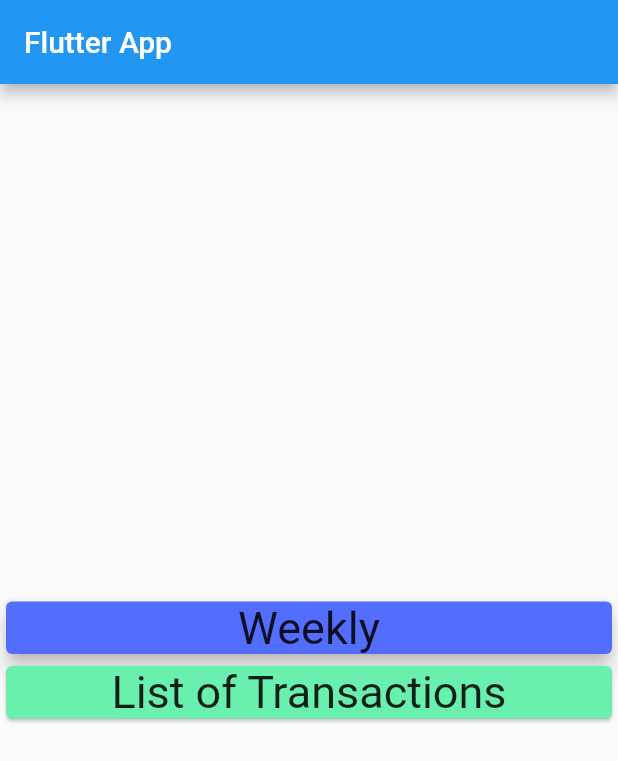
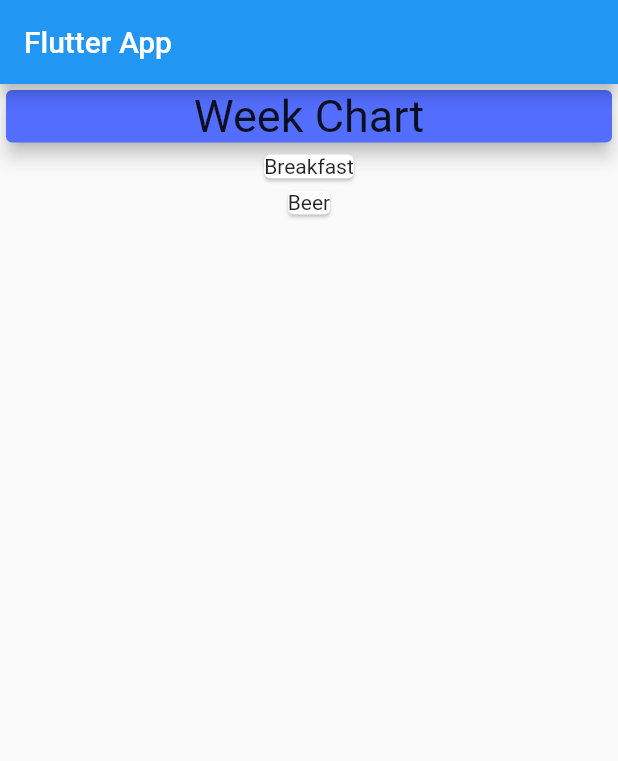
Before and after one commit to RushiNaikwadi/XPenses, a Flutter app: the screen it shows after launch, on a phone screen of 412 x 824 dp. Shown: the top 761 px of the screen. Run offline on Flutter 3.47's test engine with Material 2 defaults, Android fonts, the phone set to English and light mode, and no system bars.

```diff
--- a/lib/main.dart
+++ b/lib/main.dart
@@ -1,4 +1,6 @@
 import 'package:flutter/material.dart';
+
+import './transactionClass.dart';
 
 void main() => runApp(MyApp());
 
@@ -13,6 +15,22 @@ class MyApp extends StatelessWidget {
 }
 
 class MyHomePage extends StatelessWidget {
+  final List<txnClass> txnList = [
+    txnClass(
+      txnId: 'xZMEHDF',
+      txnTitle: 'Breakfast',
+      txnAmount: 25,
+      txnDate: DateTime.now()
+    ),
+    txnClass(
+        txnId: 'xYRHGDB',
+        txnTitle: 'Beer',
+        txnAmount: 200,
+        txnDate: DateTime.now()
+    )
+  ];
+
+
   @override
   Widget build(BuildContext context) {
     return Scaffold(
@@ -20,25 +38,24 @@ class MyHomePage extends StatelessWidget {
           title: Text('Flutter App'),
         ),
         body: Column(
-          mainAxisAlignment: MainAxisAlignment.center,
+          mainAxisAlignment: MainAxisAlignment.start,
           crossAxisAlignment: CrossAxisAlignment.stretch,
           children: [
-            Container(
-              width: double.infinity,
-              child: Card(
+            Card(
               child: Text(
-                  'Weekly',
+                'Week Chart',
                 style: TextStyle(fontSize: 30),
                 textAlign: TextAlign.center,
             ),
               color: Colors.indigoAccent,
               elevation: 5,
             ),
-            ),
-            Card(
-              child: Text('List of Transactions',
-                  style: TextStyle(fontSize: 30), textAlign: TextAlign.center),
-              color: Colors.greenAccent,
+            Column(
+              children: txnList.map((txn) {
+                return Card(
+                  child: Text(txn.txnTitle),
+                );
+              }).toList()
             )
           ],
         ));
--- a/lib/transactionClass.dart
+++ b/lib/transactionClass.dart
@@ -1,13 +1,15 @@
-class trasactionClass {
+import 'package:flutter/cupertino.dart';
+
+class txnClass {
   final String txnId;
   final String txnTitle;
   final double txnAmount;
   final DateTime txnDate;
 
-  trasactionClass({
-    this.txnId,
-    this.txnTitle,
-    this.txnAmount,
-    this.txnDate
+  txnClass({
+    @required this.txnId,
+    @required this.txnTitle,
+    @required this.txnAmount,
+    @required this.txnDate
   });
 }
```
Lines whose indentation alone changed are shown as unchanged.
